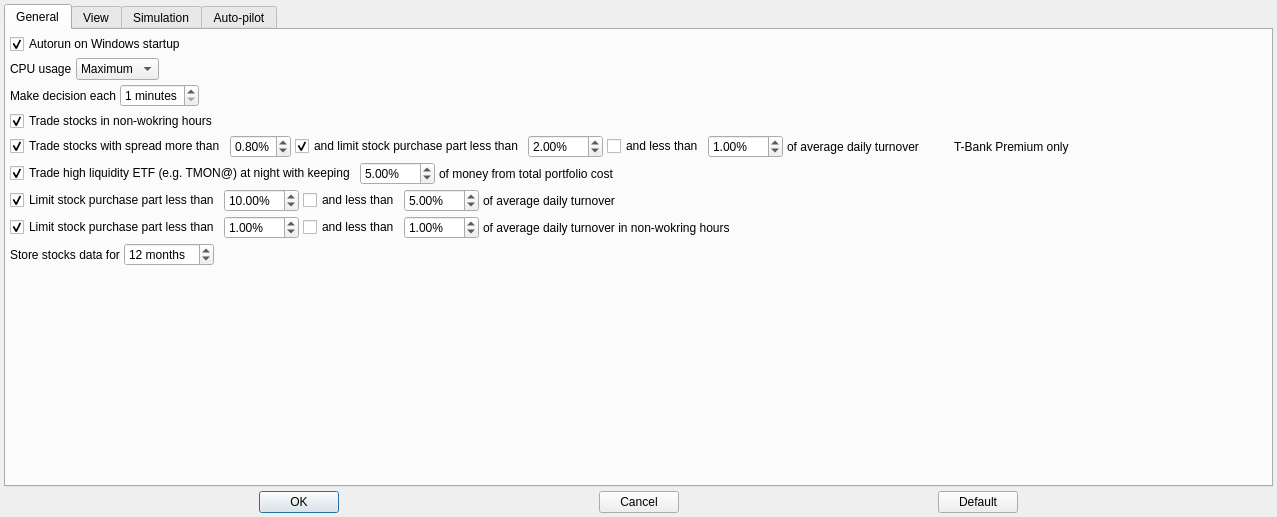
The window that app/src/dialogs/settingsdialog/settingsdialog.ui (Gris87/TInvestor) describes before a commit, drawn with Qt 5.
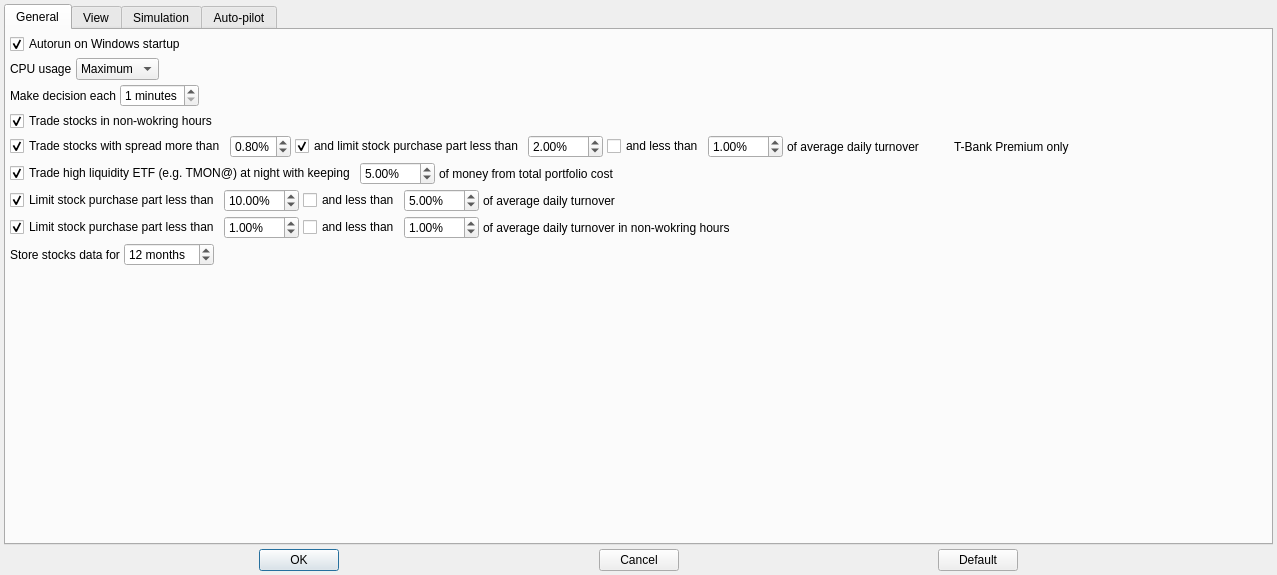
The same window after the commit. Icons and pictures are not drawn.

```diff
--- a/app/src/dialogs/settingsdialog/settingsdialog.ui
+++ b/app/src/dialogs/settingsdialog/settingsdialog.ui
@@ -7,7 +7,7 @@
     <x>0</x>
     <y>0</y>
     <width>1277</width>
-    <height>517</height>
+    <height>575</height>
    </rect>
   </property>
   <property name="windowTitle">
```
